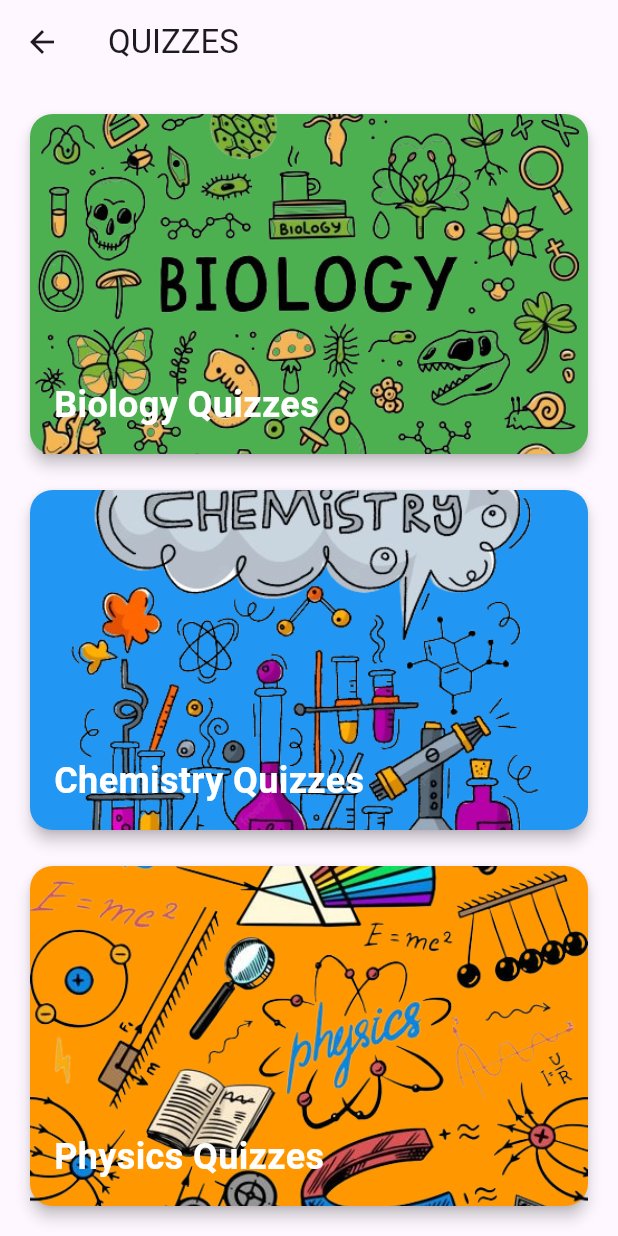
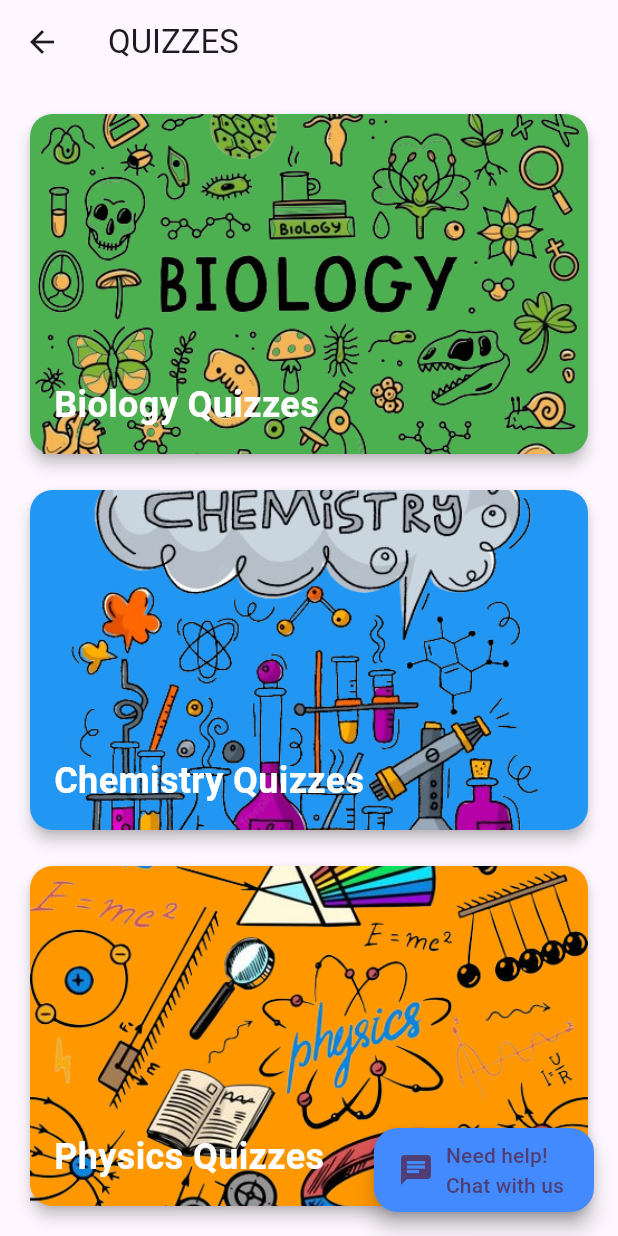
Before and after one commit to Darshan1209/FinalProject, a Flutter app: the TestsPage screen opened directly, on a phone screen of 412 x 824 dp. Run offline on Flutter 3.47's test engine with Material 3 defaults, Android fonts, the phone set to English and light mode, and no system bars; our stand-ins replace cached_network_image, cloud_firestore, dash_chat_2, email_validator, firebase_auth, firebase_core and 10 more; missing offline and left inert: chart_sparkline; accounts and stored records are empty; network calls fail; project files that could hold a hidden picture were left out.

Commit message:
chatbot_commit

```diff
--- /dev/null
+++ b/lib/gemini.dart
@@ -0,0 +1 @@
+const String GEMINI_API_KEY = "AIzaSyAMHKz1FfjhdgdAxM3Uo-nrOFLILKXRN2s";
--- a/lib/src/screens/QuizPage.dart
+++ b/lib/src/screens/QuizPage.dart
@@ -1,5 +1,5 @@
+import 'package:cloud_firestore/cloud_firestore.dart';
 import 'package:flutter/material.dart';
-import 'package:cloud_firestore/cloud_firestore.dart';
 
 class QuizPage extends StatefulWidget {
   final String subject;
--- a/lib/src/screens/testspage.dart
+++ b/lib/src/screens/testspage.dart
@@ -1,6 +1,7 @@
 import 'package:apt3065/src/screens/testbiologytopics.dart';
 import 'package:apt3065/src/screens/testchemistrytopics.dart';
 import 'package:apt3065/src/screens/testphysicstopics.dart';
+import 'package:apt3065/src/widgets/chatbutton.dart';
 import 'package:flutter/material.dart';
 
 class TestsPage extends StatefulWidget {
@@ -17,7 +18,9 @@
       appBar: AppBar(
         title: Text('QUIZZES'),
       ),
-      body: Padding(
+      body: Stack(
+      children: [
+      Padding(
         padding: EdgeInsets.all(16.0),
         child: Column(
           crossAxisAlignment: CrossAxisAlignment.stretch,
@@ -78,6 +81,13 @@
           ],
         ),
       ),
+      Positioned(
+            bottom: 16.0,
+            right: 16.0,
+            child: ChatButton(), // Include the chat button
+          ),
+        ],
+      ),
     );
   }
 
--- /dev/null
+++ b/lib/src/widgets/chatbutton.dart
@@ -0,0 +1,24 @@
+import 'package:apt3065/src/screens/chat_page.dart';
+import 'package:flutter/material.dart';
+
+class ChatButton extends StatelessWidget {
+  @override
+  Widget build(BuildContext context) {
+    return Positioned(
+      bottom: 16.0,
+      right: 16.0,
+      child: FloatingActionButton.extended(
+        onPressed: () {
+          Navigator.push(
+            context,
+            MaterialPageRoute(builder: (context) => ChatPage()),
+          );
+        },
+        label: const Text("Need help!""\nChat with us"),
+
+        icon: const Icon(Icons.chat),
+        backgroundColor: Colors.blueAccent,
+      ),
+    );
+  }
+}
--- a/pubspec.yaml
+++ b/pubspec.yaml
@@ -50,6 +50,8 @@
   go_router: ^10.0.0
   google_nav_bar: ^5.0.6
   cached_network_image: ^3.3.1
+  flutter_gemini: ^2.0.5
+  dash_chat_2: ^0.0.21
 
 
 dev_dependencies:
```
Also changed, not shown: lib/main.dart (+6 -3 lines), lib/src/screens/chat_page.dart (added, +113 -0 lines), lib/src/screens/home_page.dart (+25 -4 lines), lib/src/screens/labs_page.dart (+7 -1 lines), 5 other files.
